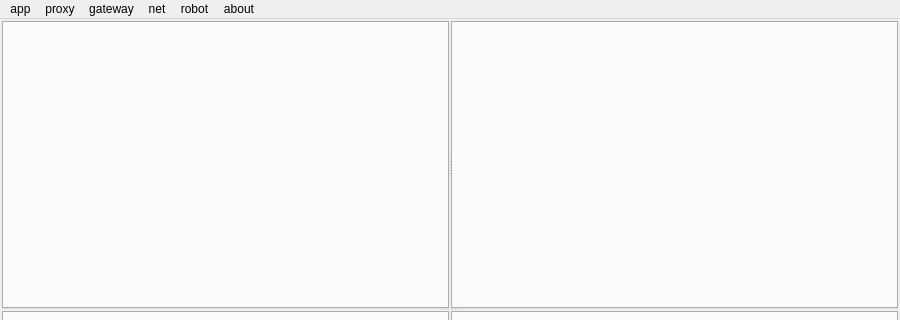
xclxxl414/bftrader, file cta/ui/mainwindow.ui: the form before one commit; both pictures show x 0 to 900 and y 0 to 320 of the 900 by 600 pixel window.
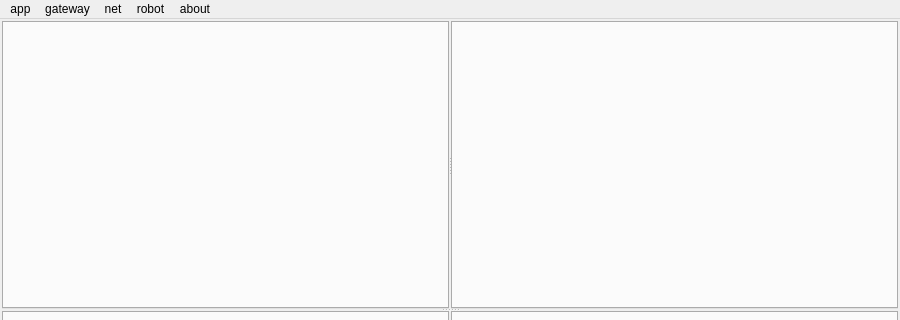
The form after the commit.

Patch:
```diff
--- a/cta/ui/mainwindow.ui
+++ b/cta/ui/mainwindow.ui
@@ -98,13 +98,6 @@
     <addaction name="actionAppVersion"/>
     <addaction name="menu_NO_MONEY"/>
    </widget>
-   <widget class="QMenu" name="menuProxy">
-    <property name="title">
-     <string>proxy</string>
-    </property>
-    <addaction name="actionProxyStart"/>
-    <addaction name="actionProxyStop"/>
-   </widget>
    <widget class="QMenu" name="menuGateway">
     <property name="title">
      <string>gateway</string>
@@ -130,7 +123,6 @@
     <addaction name="actionRobotShowTrade"/>
    </widget>
    <addaction name="menuApp"/>
-   <addaction name="menuProxy"/>
    <addaction name="menuGateway"/>
    <addaction name="menuNet"/>
    <addaction name="menuRobot"/>
```
Left out of the diff: 55 changed lines with no effect on the pictures.
